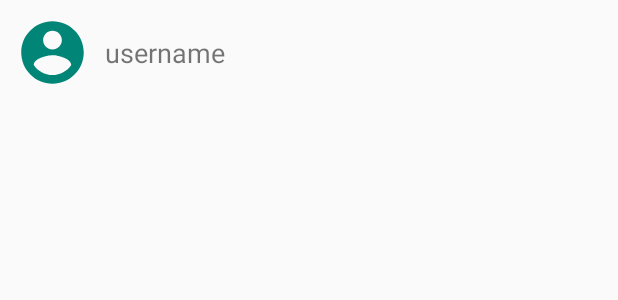
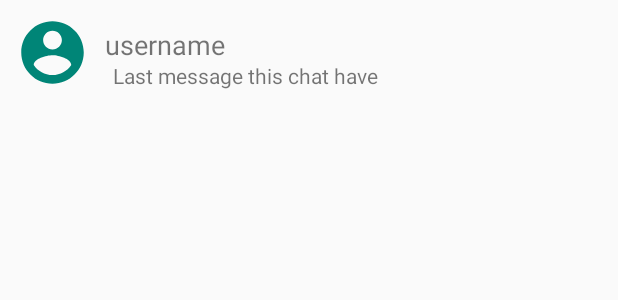
Before and after one commit to KevinIswara/KVChat, an Android app: the layout friend_item.xml on its own in the app's theme, with its tools: preview values and no code run, on a phone screen of 412 x 824 dp. Shown: the top 300 px of the screen. Run offline under Robolectric (Android 15) with nearby library versions, the phone set to English and light mode, and no system bars.

```diff
--- a/app/src/main/java/kv/kvchat/ui/main/MainViewModel.kt
+++ b/app/src/main/java/kv/kvchat/ui/main/MainViewModel.kt
@@ -17,7 +17,7 @@ class MainViewModel(
 
     private var imageUploadResponse = userRepository.getImageUpdateResponse()
 
-    private var chatFriends: MutableLiveData<ArrayList<User>> = MutableLiveData()
+    private var chatFriends: MutableLiveData<HashMap<User, String?>> = MutableLiveData()
 
     var imageUri: Uri? = null
     var name: String? = null
@@ -53,7 +53,7 @@ class MainViewModel(
         chatFriends = chatRepository.getChatFriends(username)
     }
 
-    fun getChatFriends(): MutableLiveData<ArrayList<User>> {
+    fun getChatFriends(): MutableLiveData<HashMap<User, String?>> {
         return chatFriends
     }
 
--- a/app/src/main/res/layout/friend_item.xml
+++ b/app/src/main/res/layout/friend_item.xml
@@ -61,8 +61,21 @@
                 android:layout_marginLeft="10dp"
                 android:layout_toEndOf="@id/iv_friend"
                 android:layout_toRightOf="@id/iv_friend"
-                android:text="username"
-                android:textSize="18sp" />
+                android:paddingBottom="10dp"
+                android:textSize="18sp"
+                tools:text="username" />
+
+            <TextView
+                android:id="@+id/tv_last_message"
+                android:layout_width="wrap_content"
+                android:layout_height="wrap_content"
+                android:layout_alignBottom="@id/iv_friend"
+                android:layout_marginStart="15dp"
+                android:layout_marginLeft="15dp"
+                android:layout_toEndOf="@id/iv_friend"
+                android:layout_toRightOf="@id/iv_friend"
+                android:textSize="14sp"
+                tools:text="Last message this chat have" />
         </RelativeLayout>
     </androidx.constraintlayout.widget.ConstraintLayout>
 </layout>
```
Also changed, not shown: app/src/main/java/kv/kvchat/data/firebase/FirebaseSource.kt (+12 -6 lines), app/src/main/java/kv/kvchat/ui/main/ChatAdapter.kt (added, +92 -0 lines), app/src/main/java/kv/kvchat/ui/main/ChatsFragment.kt (+4 -4 lines).
